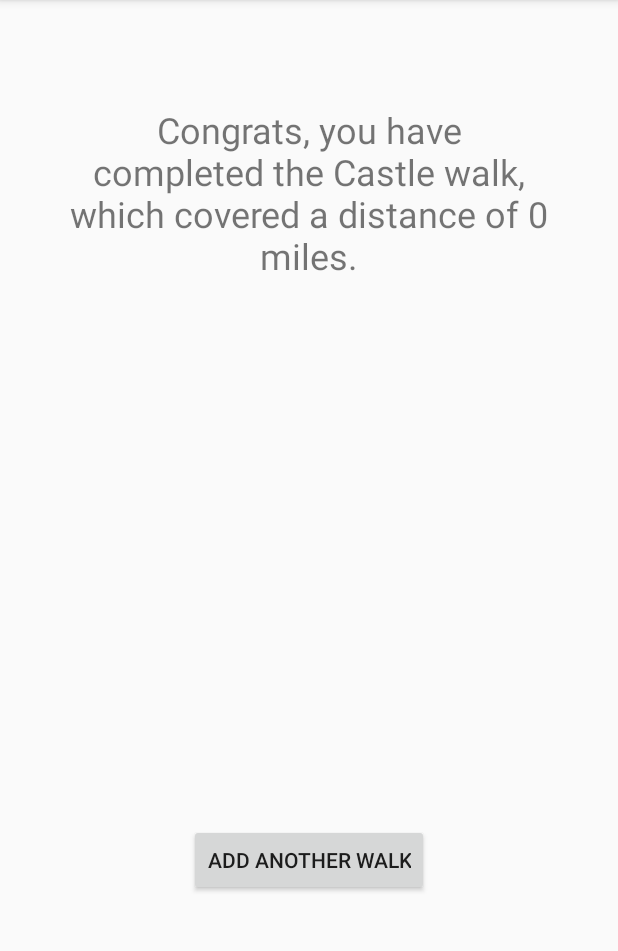
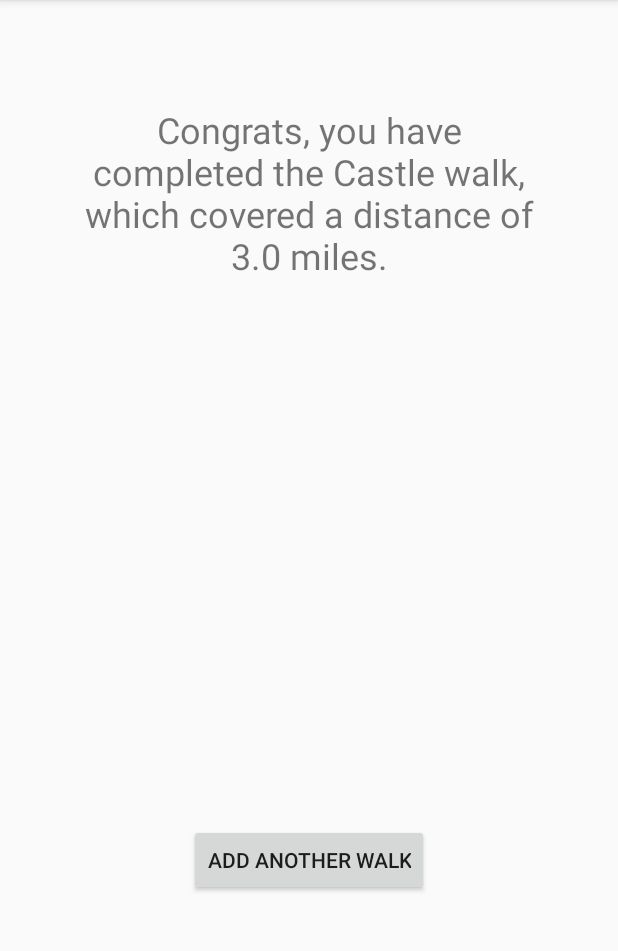
Before and after one commit to RJLgit/PracticeWalkingAPP, an Android app: the screen it shows after launch (DetailsActivity), after a tap on "Castle", on a phone screen of 412 x 824 dp, the part 84-1035 px from its top. Run offline under Robolectric (Android 15) with nearby library versions, the phone set to English and light mode, and no system bars; our stand-ins replace ButterKnife; libraries missing offline, so code that uses them is left out: com.firebase.jobdispatcher; 4 statements that could not run were skipped.

```diff
--- a/app/src/main/java/com/example/android/practicewalkingapp/DetailsActivity.java
+++ b/app/src/main/java/com/example/android/practicewalkingapp/DetailsActivity.java
@@ -26,12 +26,12 @@ public class DetailsActivity extends AppCompatActivity {
 
         Intent intent = getIntent();
         String whichWalk = null;
-        int whichDistance = 0;
+        double whichDistance = 0;
         if (intent.hasExtra("Walk")) {
             whichWalk = intent.getStringExtra("Walk");
         }
         if (intent.hasExtra("Distance")) {
-            whichDistance = intent.getIntExtra("Distance", 0);
+            whichDistance = intent.getDoubleExtra("Distance", 0);
         }
         if (whichWalk != null) {
             congratsTextView.setText("Congrats, you have completed the " + whichWalk + " walk, which covered a distance of " + String.valueOf(whichDistance) + " miles.");
```
